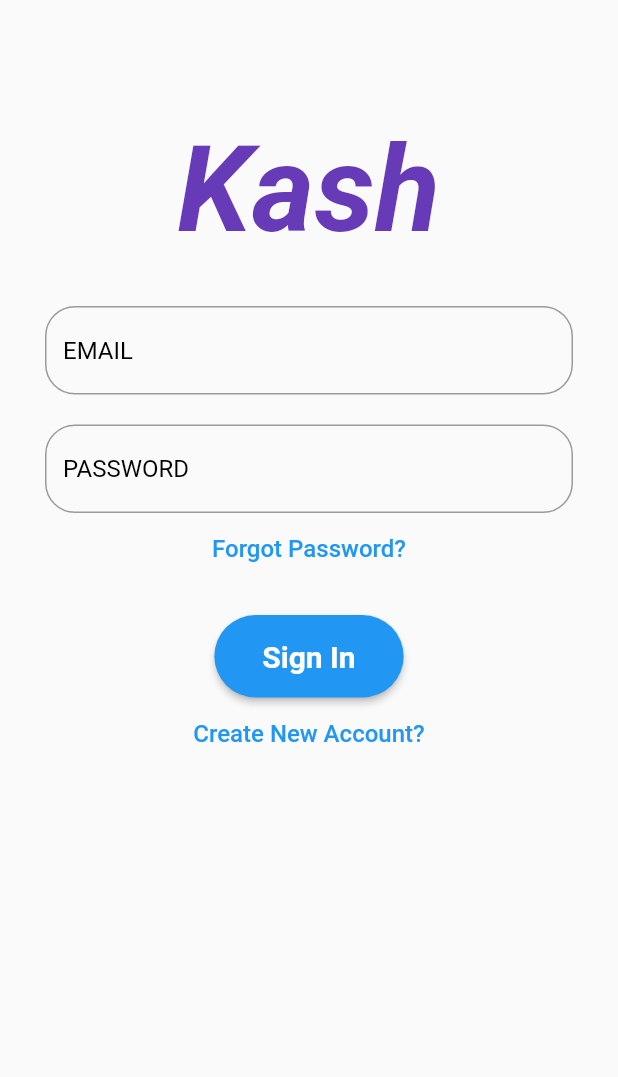
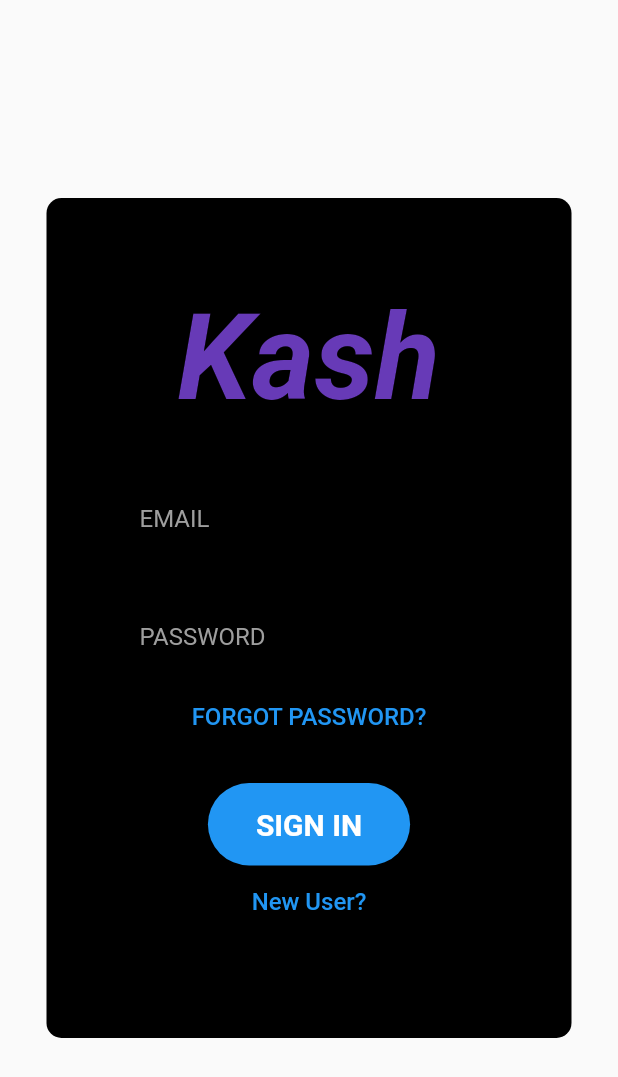
Before and after one commit to shobith10/kash, a Flutter app: the screen it shows after launch, on a phone screen of 412 x 824 dp. Shown: the top 1077 px of the screen. Run offline on Flutter 3.47's test engine with Material 2 defaults, Android fonts, the phone set to English and light mode, and no system bars; our stand-ins replace cloud_firestore, firebase_auth, firebase_core, modal_progress_hud, settings_ui; accounts and stored records are empty.

Commit message:
This reverts commit 237fab3b0663274a4ec16468ca23869b49683a20.

```diff
--- a/lib/home.dart
+++ b/lib/home.dart
@@ -213,6 +213,7 @@ class _HomeState extends State<Home> {
               color: Colors.white,
               size: 30,
             ),
+
             onPressed: () async {
               Navigator.push(context,
                   MaterialPageRoute(builder: (context) => Profile()));
--- a/lib/sign.dart
+++ b/lib/sign.dart
@@ -22,16 +22,27 @@ class _SignInState extends State<SignIn> {
   @override
   Widget build(BuildContext context) {
     return Scaffold(
+      // backgroundColor: Colors.blueGrey,
       resizeToAvoidBottomInset: false,
       body: ModalProgressHUD(
         inAsyncCall: showSpinner,
         child: SafeArea(
           child: Center(
+            child: Container(
+              height: 560,
+              width: 350,
+              padding: EdgeInsets.all(20),
+              margin: EdgeInsets.all(20),
+              decoration: BoxDecoration(
+                color: Colors.black,
+                borderRadius: BorderRadius.circular(10)
+              ),
               child: Column(
                 children: [
                   SizedBox(
-                  height: 80,
+                    height: 40,
                   ),
+
                   Text(
                     'Kash',
                     style: TextStyle(
@@ -52,13 +63,13 @@ class _SignInState extends State<SignIn> {
                           email = value;
                         },
                         keyboardType: TextInputType.emailAddress,
-                      style: TextStyle(color: Colors.black, fontSize: 16.0),
+                        style: TextStyle(color: Colors.white, fontSize: 16.0),
                         decoration: InputDecoration(
                           border: OutlineInputBorder(
-                            borderRadius: BorderRadius.circular(20)),
+                              borderRadius: BorderRadius.circular(10)),
                           hintText: "EMAIL",
                           hintStyle:
-                            TextStyle(color: Colors.black, fontSize: 16.0),
+                              TextStyle(color: Colors.grey, fontSize: 16.0),
                         )
                     ),
                   ),
@@ -69,14 +80,14 @@ class _SignInState extends State<SignIn> {
                         onChanged: (value) {
                           password = value;
                         },
-                      style: TextStyle(color: Colors.black, fontSize: 16.0),
+                        style: TextStyle(color: Colors.white, fontSize: 16.0),
                         obscureText: true,
                         decoration: InputDecoration(
                           border: OutlineInputBorder(
-                            borderRadius: BorderRadius.circular(20)),
+                              borderRadius: BorderRadius.circular(10)),
                           hintText: "PASSWORD",
                           hintStyle:
-                            TextStyle(color: Colors.black, fontSize: 16.0),
+                              TextStyle(color: Colors.grey, fontSize: 16.0),
                         )),
                   ),
                   FlatButton(
@@ -85,7 +96,7 @@ class _SignInState extends State<SignIn> {
                           MaterialPageRoute(builder: (context) => Verify()));
                     },
                     child: Text(
-                    'Forgot Password?',
+                      'FORGOT PASSWORD?',
                       style: TextStyle(
                         color: Colors.blue,
                         fontSize: 16,
@@ -113,7 +124,7 @@ class _SignInState extends State<SignIn> {
                     child: Padding(
                       padding: const EdgeInsets.all(16.0),
                       child: Text(
-                      'Sign In',
+                        'SIGN IN',
                         style: TextStyle(
                           color: Colors.white,
                           fontWeight: FontWeight.bold,
@@ -122,7 +133,7 @@ class _SignInState extends State<SignIn> {
                       ),
                     ),
                     shape: RoundedRectangleBorder(
-                      borderRadius: BorderRadius.circular(50)),
+                        borderRadius: BorderRadius.circular(40)),
                     color: Colors.blue,
                   ),
                   FlatButton(
@@ -131,7 +142,7 @@ class _SignInState extends State<SignIn> {
                           MaterialPageRoute(builder: (context) => SignUp()));
                     },
                     child: Text(
-                    'Create New Account?',
+                      'New User?',
                       style: TextStyle(
                         color: Colors.blue,
                         fontSize: 16,
@@ -140,6 +151,8 @@ class _SignInState extends State<SignIn> {
                   ),
                 ],
               ),
+
+            ),
           ),
         ),
       ),
```
Also changed, not shown: pubspec.lock. Lines whose indentation alone changed are shown as unchanged.
